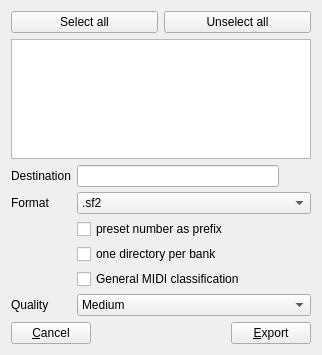
This is sources/editor/tools/soundfont_export/toolsoundfontexport_gui.ui in davy7125/polyphone as Qt 5 draws it before an edit. The edited form follows.
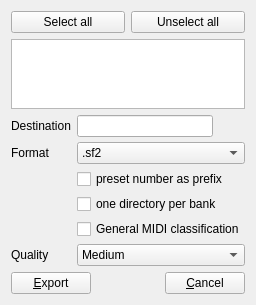
This is the edited form.

Commit message:
Dialog buttons
Ok is left, cancel is right, default is ok

Patch:
```diff
--- a/sources/editor/tools/soundfont_export/toolsoundfontexport_gui.ui
+++ b/sources/editor/tools/soundfont_export/toolsoundfontexport_gui.ui
@@ -6,8 +6,8 @@
    <rect>
     <x>0</x>
     <y>0</y>
-    <width>322</width>
-    <height>355</height>
+    <width>231</width>
+    <height>302</height>
    </rect>
   </property>
   <property name="windowTitle">
@@ -165,9 +165,9 @@
    <item>
     <layout class="QHBoxLayout" name="horizontalLayout">
      <item>
-      <widget class="QPushButton" name="pushAnnuler">
+      <widget class="QPushButton" name="pushExport">
        <property name="text">
-        <string>&amp;Cancel</string>
+        <string>&amp;Export</string>
        </property>
       </widget>
      </item>
@@ -185,9 +185,9 @@
       </spacer>
      </item>
      <item>
-      <widget class="QPushButton" name="pushExport">
+      <widget class="QPushButton" name="pushAnnuler">
        <property name="text">
-        <string>&amp;Export</string>
+        <string>&amp;Cancel</string>
        </property>
       </widget>
      </item>
```
The commit also changes 22 other files.
